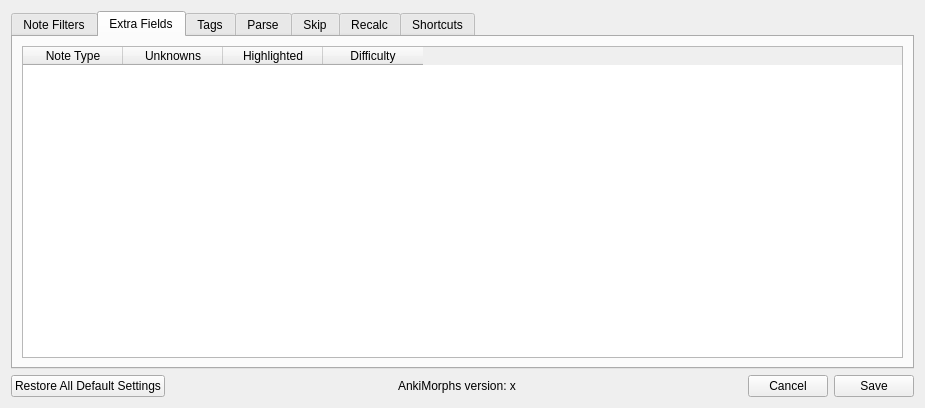
Qt form ankimorphs/ui/settings_dialog.ui (mortii/anki-morphs) before a commit.
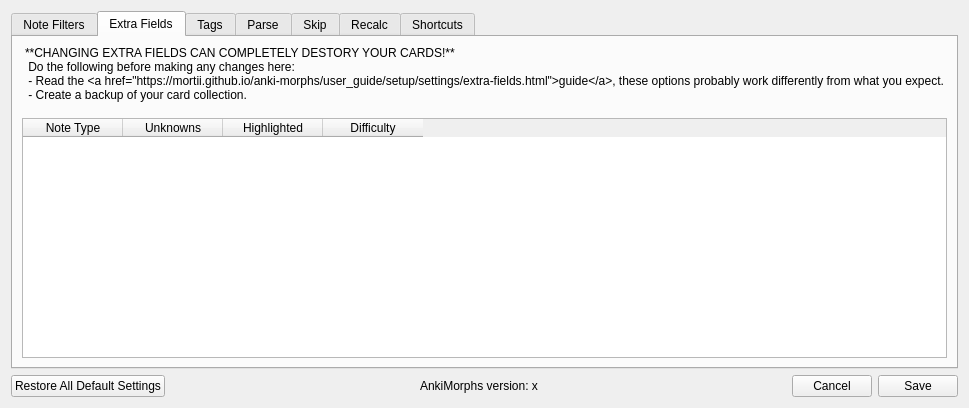
The same form after that commit. The open tabs and pages were chosen to show the change.

Commit message: added warnings when changing extra fields settings ( #47)

Diff of the .ui file:
```diff
--- a/ankimorphs/ui/settings_dialog.ui
+++ b/ankimorphs/ui/settings_dialog.ui
@@ -112,6 +112,25 @@
         <layout class="QVBoxLayout" name="verticalLayout_6">
          <item>
           <layout class="QVBoxLayout" name="verticalLayout_5">
+           <item>
+            <widget class="QLabel" name="label">
+             <property name="styleSheet">
+              <string notr="true">margin-bottom: 10px;</string>
+             </property>
+             <property name="text">
+              <string>**CHANGING EXTRA FIELDS CAN COMPLETELY DESTORY YOUR CARDS!**  
+ Do the following before making any changes here: 
+ - Read the &lt;a href=&quot;https://mortii.github.io/anki-morphs/user_guide/setup/settings/extra-fields.html&quot;&gt;guide&lt;/a&gt;, these options probably work differently from what you expect. 
+ - Create a backup of your card collection.</string>
+             </property>
+             <property name="textFormat">
+              <enum>Qt::MarkdownText</enum>
+             </property>
+             <property name="openExternalLinks">
+              <bool>true</bool>
+             </property>
+            </widget>
+           </item>
            <item>
             <widget class="QTableWidget" name="extra_fields_table">
              <column>
```
The commit also changes 3 other files.
